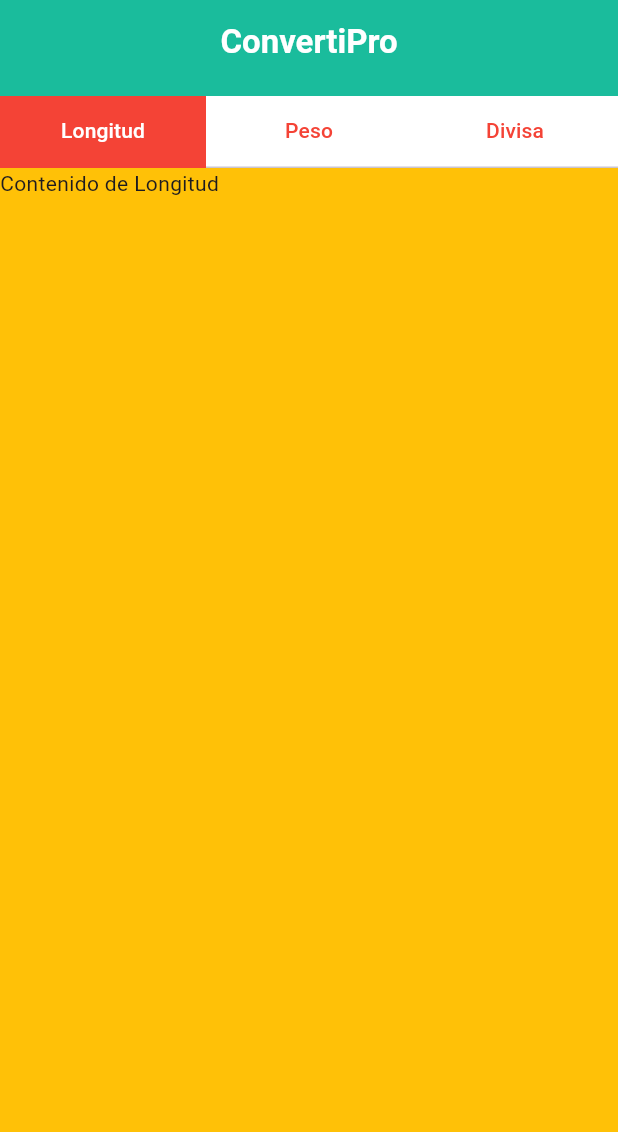
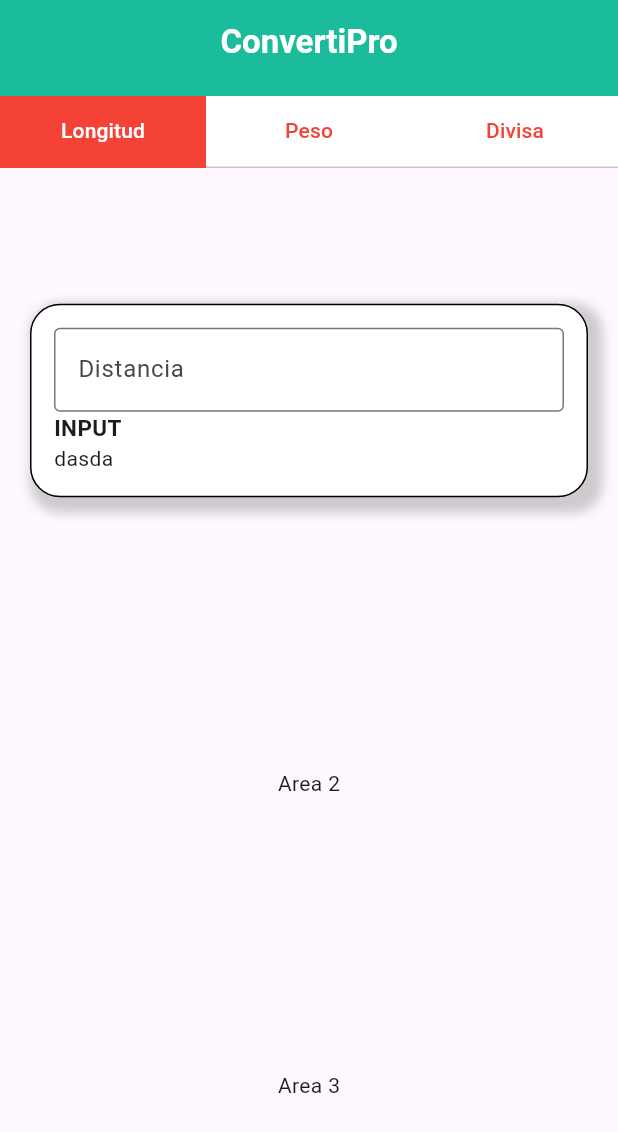
Before and after one commit to devarturobl/desarrolloapps1, a Flutter app: the screen it shows after launch, on a phone screen of 412 x 824 dp. Shown: the top 1132 px of the screen. Run offline on Flutter 3.47's test engine with Material 3 defaults, Android fonts, the phone set to English and light mode, and no system bars.

Commit message:
appconvert c3

```diff
--- a/Semana4/appconvertir/lib/pages/longitud.dart
+++ b/Semana4/appconvertir/lib/pages/longitud.dart
@@ -8,8 +8,56 @@ class Longitud extends StatefulWidget {
 }
 
 class _LongitudState extends State<Longitud> {
+  //pARA USAR UN TEXTFIELD DEBEMOS CREAR UN CONTROLADOR
+  TextEditingController distanciaController = TextEditingController();
   @override
   Widget build(BuildContext context) {
-    return Container(color: Colors.amber, child: Text('Contenido de Longitud'));
+    return Padding(
+      padding: const EdgeInsets.only(left: 20.0, right: 20.0),
+      child: Column(
+        mainAxisAlignment: MainAxisAlignment.spaceAround,
+        children: [
+          Container(
+            decoration: BoxDecoration(
+              color: Colors.white,
+              border: Border.all(color: Colors.black),
+              borderRadius: BorderRadius.circular(20),
+              boxShadow: [
+                BoxShadow(
+                  color: Colors.grey.withOpacity(0.5),
+                  spreadRadius: 5,
+                  blurRadius: 5,
+                  offset: Offset(5, 5), // changes position of shadow
+                ),
+              ],
+            ),
+            padding: const EdgeInsets.all(15),
+            child: Column(
+              crossAxisAlignment: CrossAxisAlignment.start,
+              children: [
+                TextField(
+                  controller: distanciaController,
+                  keyboardType: TextInputType.phone,
+                  decoration: InputDecoration(
+                    border: OutlineInputBorder(),
+                    labelText: 'Distancia',
+                  ),
+                ),
+                Text(
+                  "INPUT",
+                  style: TextStyle(fontSize: 15, fontWeight: FontWeight.bold),
+                ),
+                Row(
+                  crossAxisAlignment: CrossAxisAlignment.center,
+                  children: [Text("dasda")],
+                ),
+              ],
+            ),
+          ),
+          Text('Area 2'),
+          Text('Area 3'),
+        ],
+      ),
+    );
   }
 }
```
